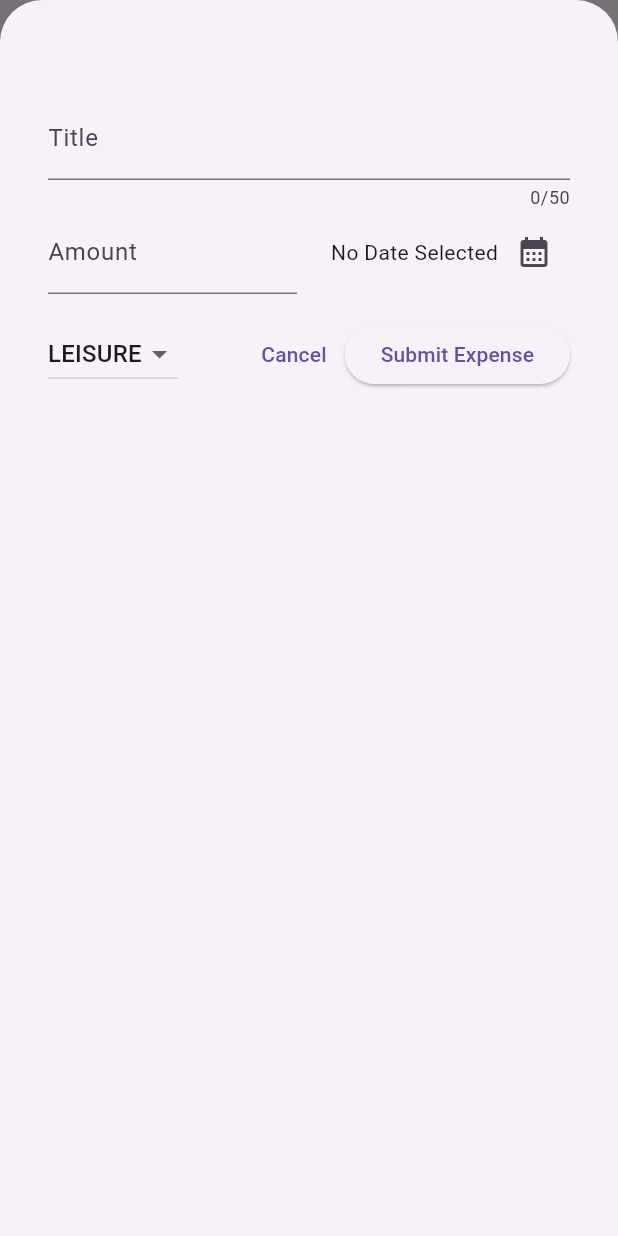
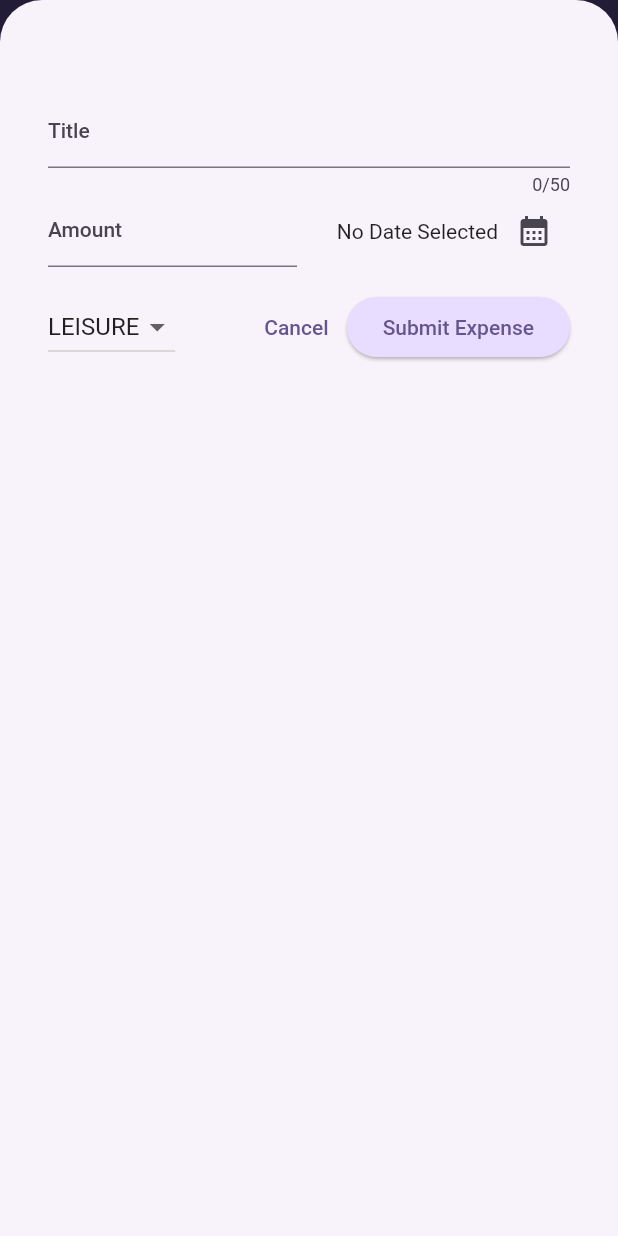
Before and after one commit to RishabhKr97/FlutterLearn, a Flutter app: the screen it shows after launch, after a tap on the "add" icon, on a phone screen of 412 x 824 dp. Run offline on Flutter 3.47's test engine with Material 2 defaults, Android fonts, the phone set to English and light mode, and no system bars; our stand-ins replace google_fonts.

Commit message:
Expense Tracker - Customize themes

```diff
--- a/expense_tracker/lib/main.dart
+++ b/expense_tracker/lib/main.dart
@@ -1,10 +1,62 @@
 import 'package:expense_tracker/widget/expenses.dart';
 import 'package:flutter/material.dart';
+
+var kColorScheme = ColorScheme.fromSeed(
+  seedColor: const Color.fromARGB(255, 96, 59, 181),
+);
+
+var kDarkColorScheme = ColorScheme.fromSeed(
+  brightness: Brightness.dark,
+  seedColor: const Color.fromARGB(255, 5, 99, 125),
+);
 
 void main() {
   runApp(
     MaterialApp(
-      theme: ThemeData(useMaterial3: true),
+      darkTheme: ThemeData.dark().copyWith(
+        colorScheme: kDarkColorScheme,
+        cardTheme: const CardTheme().copyWith(
+          color: kDarkColorScheme.secondaryContainer,
+          margin: const EdgeInsets.symmetric(
+            horizontal: 16,
+            vertical: 8,
+          ),
+        ),
+        elevatedButtonTheme: ElevatedButtonThemeData(
+          style: ElevatedButton.styleFrom(
+            backgroundColor: kDarkColorScheme.primaryContainer,
+            foregroundColor: kDarkColorScheme.onPrimaryContainer,
+          ),
+        ),
+      ),
+      theme: ThemeData().copyWith(
+        useMaterial3: true,
+        colorScheme: kColorScheme,
+        appBarTheme: const AppBarTheme().copyWith(
+          backgroundColor: kColorScheme.onPrimaryContainer,
+          foregroundColor: kColorScheme.primaryContainer,
+        ),
+        cardTheme: const CardTheme().copyWith(
+          color: kColorScheme.secondaryContainer,
+          margin: const EdgeInsets.symmetric(
+            horizontal: 16,
+            vertical: 8,
+          ),
+        ),
+        elevatedButtonTheme: ElevatedButtonThemeData(
+          style: ElevatedButton.styleFrom(
+            backgroundColor: kColorScheme.primaryContainer,
+          ),
+        ),
+        textTheme: ThemeData().textTheme.copyWith(
+              titleLarge: TextStyle(
+                color: kColorScheme.onSecondaryContainer,
+                fontSize: 16,
+                fontWeight: FontWeight.bold,
+              ),
+            ),
+      ),
+      themeMode: ThemeMode.system,
       home: const Expenses(),
     ),
   );
--- a/expense_tracker/lib/widget/expenses_list/expense_item.dart
+++ b/expense_tracker/lib/widget/expenses_list/expense_item.dart
@@ -15,8 +15,12 @@ class ExpenseItem extends StatelessWidget {
           vertical: 16,
         ),
         child: Column(
+          crossAxisAlignment: CrossAxisAlignment.start,
           children: [
-            Text(expense.title),
+            Text(
+              expense.title,
+              style: Theme.of(context).textTheme.titleLarge,
+            ),
             const SizedBox(height: 4),
             Row(
               children: [
--- a/expense_tracker/lib/widget/expenses_list/expenses_list.dart
+++ b/expense_tracker/lib/widget/expenses_list/expenses_list.dart
@@ -19,6 +19,12 @@ class ExpensesList extends StatelessWidget {
       itemCount: expenses.length,
       itemBuilder: (ctx, idx) => Dismissible(
         key: ValueKey(expenses[idx]),
+        background: Container(
+          color: Theme.of(context).colorScheme.error.withOpacity(0.75),
+          margin: EdgeInsets.symmetric(
+            horizontal: Theme.of(context).cardTheme.margin!.horizontal,
+          ),
+        ),
         onDismissed: (direction) => onRemoveExpense(expenses[idx]),
         child: ExpenseItem(expenses[idx]),
       ),
```
